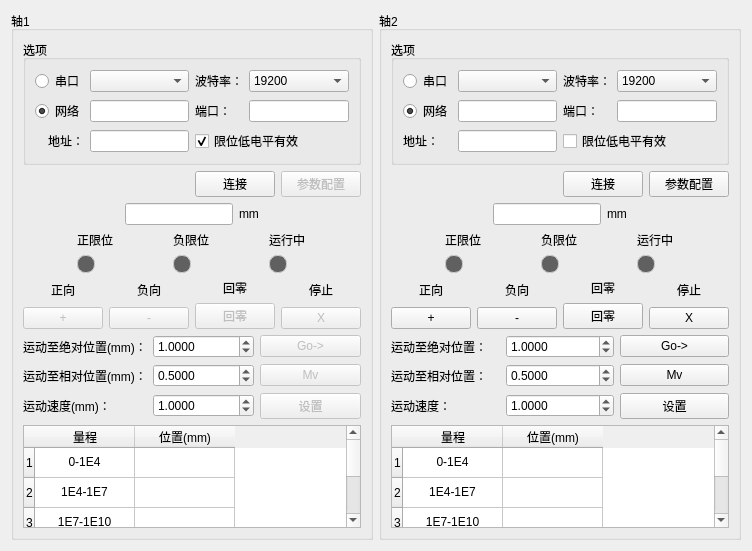
Above: controlwidget.ui from MrXiaomao/Cu_Activation before the change. Below: the same form after it.
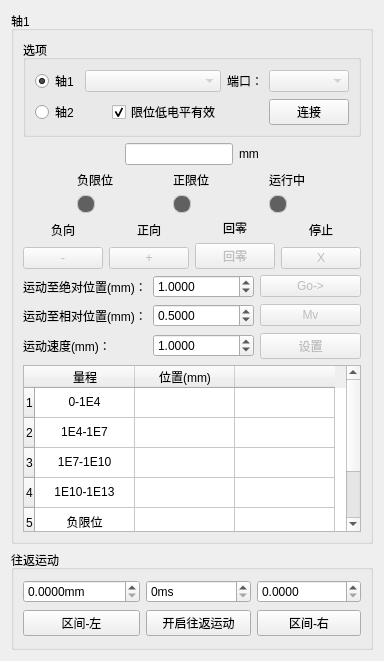
That is the form after the change.

The edit to the form file:
```diff
--- a/controlwidget.ui
+++ b/controlwidget.ui
@@ -6,21 +6,21 @@
    <rect>
     <x>0</x>
     <y>0</y>
-    <width>720</width>
-    <height>551</height>
+    <width>366</width>
+    <height>661</height>
    </rect>
   </property>
   <property name="windowTitle">
    <string>位移平台</string>
   </property>
-  <layout class="QHBoxLayout" name="horizontalLayout_7">
+  <layout class="QVBoxLayout" name="verticalLayout_5">
    <item>
     <widget class="QGroupBox" name="groupBox">
      <property name="title">
       <string>轴1</string>
      </property>
      <layout class="QGridLayout" name="gridLayout_3">
-      <item row="2" column="0" colspan="3">
+      <item row="1" column="0" colspan="3">
        <layout class="QHBoxLayout" name="horizontalLayout_2">
         <item>
          <spacer name="horizontalSpacer_2">
@@ -67,48 +67,14 @@
         </item>
        </layout>
       </item>
-      <item row="1" column="0" colspan="3">
-       <layout class="QHBoxLayout" name="horizontalLayout_3">
-        <item>
-         <spacer name="horizontalSpacer">
-          <property name="orientation">
-           <enum>Qt::Horizontal</enum>
-          </property>
-          <property name="sizeHint" stdset="0">
-           <size>
-            <width>208</width>
-            <height>20</height>
-           </size>
-          </property>
-         </spacer>
-        </item>
-        <item>
-         <widget class="QPushButton" name="pushButton_connect">
-          <property name="text">
-           <string>连接</string>
-          </property>
-         </widget>
-        </item>
-        <item>
-         <widget class="QPushButton" name="pushButton_setup">
-          <property name="enabled">
-           <bool>false</bool>
-          </property>
-          <property name="text">
-           <string>参数配置</string>
-          </property>
-         </widget>
-        </item>
-       </layout>
-      </item>
-      <item row="10" column="0">
+      <item row="9" column="0">
        <widget class="QLabel" name="label_15">
         <property name="text">
          <string>运动速度(mm)：</string>
         </property>
        </widget>
       </item>
-      <item row="6" column="1">
+      <item row="5" column="1">
        <widget class="QDoubleSpinBox" name="doubleSpinBox_absolute_position">
         <property name="decimals">
          <number>4</number>
@@ -124,7 +90,7 @@
         </property>
        </widget>
       </item>
-      <item row="10" column="2">
+      <item row="9" column="2">
        <widget class="QPushButton" name="pushButton_speed">
         <property name="enabled">
          <bool>false</bool>
@@ -134,14 +100,14 @@
         </property>
        </widget>
       </item>
-      <item row="8" column="0">
+      <item row="7" column="0">
        <widget class="QLabel" name="label_14">
         <property name="text">
          <string>运动至相对位置(mm)：</string>
         </property>
        </widget>
       </item>
-      <item row="11" column="0" colspan="3">
+      <item row="10" column="0" colspan="3">
        <widget class="QTableWidget" name="tableWidget_position">
         <row>
          <property name="text">
@@ -163,6 +129,16 @@
           <string>4</string>
          </property>
         </row>
+        <row>
+         <property name="text">
+          <string>5</string>
+         </property>
+        </row>
+        <row>
+         <property name="text">
+          <string>6</string>
+         </property>
+        </row>
         <column>
          <property name="text">
           <string>量程</string>
@@ -173,6 +149,11 @@
           <string>位置(mm)</string>
          </property>
         </column>
+        <column>
+         <property name="text">
+          <string/>
+         </property>
+        </column>
         <item row="0" column="0">
          <property name="text">
           <string>0-1E4</string>
@@ -182,6 +163,9 @@
          </property>
         </item>
         <item row="0" column="1">
+         <property name="text">
+          <string/>
+         </property>
          <property name="textAlignment">
           <set>AlignCenter</set>
          </property>
@@ -195,6 +179,9 @@
          </property>
         </item>
         <item row="1" column="1">
+         <property name="text">
+          <string/>
+         </property>
          <property name="textAlignment">
           <set>AlignCenter</set>
          </property>
@@ -208,54 +195,68 @@
          </property>
         </item>
         <item row="2" column="1">
+         <property name="text">
+          <string/>
+         </property>
          <property name="textAlignment">
           <set>AlignCenter</set>
          </property>
         </item>
         <item row="3" column="0">
          <property name="text">
-          <string>1E10-1E14</string>
+          <string>1E10-1E13</string>
          </property>
          <property name="textAlignment">
           <set>AlignCenter</set>
          </property>
         </item>
         <item row="3" column="1">
+         <property name="text">
+          <string/>
+         </property>
+         <property name="textAlignment">
+          <set>AlignCenter</set>
+         </property>
+        </item>
+        <item row="4" column="0">
+         <property name="text">
+          <string>负限位</string>
+         </property>
+         <property name="textAlignment">
+          <set>AlignCenter</set>
+         </property>
+        </item>
+        <item row="4" column="1">
+         <property name="text">
+          <string/>
+         </property>
+         <property name="textAlignment">
+          <set>AlignCenter</set>
+         </property>
+        </item>
+        <item row="5" column="0">
+         <property name="text">
+          <string>正限位</string>
+         </property>
+         <property name="textAlignment">
+          <set>AlignCenter</set>
+         </property>
+        </item>
+        <item row="5" column="1">
+         <property name="text">
+          <string/>
+         </property>
          <property name="textAlignment">
           <set>AlignCenter</set>
          </property>
         </item>
        </widget>
       </item>
-      <item row="4" column="0" colspan="3">
+      <item row="3" column="0" colspan="3">
        <layout class="QHBoxLayout" name="horizontalLayout">
         <item>
          <layout class="QVBoxLayout" name="verticalLayout_4">
           <item>
-           <widget class="QLabel" name="label_10">
-            <property name="text">
-             <string>正向</string>
-            </property>
-            <property name="alignment">
-             <set>Qt::AlignCenter</set>
-            </property>
-           </widget>
-          </item>
-          <item>
-           <widget class="QPushButton" name="pushButton_forward">
-            <property name="enabled">
-             <bool>false</bool>
-            </property>
-            <property name="text">
-             <string>+</string>
-            </property>
-           </widget>
-          </item>
-         </layout>
-        </item>
-        <item>
-         <layout class="QVBoxLayout" name="verticalLayout_3">
-          <item>
            <widget class="QLabel" name="label_11">
             <property name="text">
              <string>负向</string>
@@ -277,6 +278,30 @@
           </item>
          </layout>
         </item>
+        <item>
+         <layout class="QVBoxLayout" name="verticalLayout_3">
+          <item>
+           <widget class="QLabel" name="label_10">
+            <property name="text">
+             <string>正向</string>
+            </property>
+            <property name="alignment">
+             <set>Qt::AlignCenter</set>
+            </property>
+           </widget>
+          </item>
+          <item>
+           <widget class="QPushButton" name="pushButton_forward">
+            <property name="enabled">
+             <bool>false</bool>
+            </property>
+            <property name="text">
+             <string>+</string>
+            </property>
+           </widget>
+          </item>
+         </layout>
+        </item>
         <item>
          <layout class="QVBoxLayout" name="verticalLayout_2">
           <item>
@@ -327,7 +352,7 @@
         </item>
        </layout>
       </item>
-      <item row="6" column="0">
+      <item row="5" column="0">
        <widget class="QLabel" name="label_13">
         <property name="text">
          <string>运动至绝对位置(mm)：</string>
@@ -340,122 +365,38 @@
          <string>选项</string>
         </property>
         <layout class="QGridLayout" name="gridLayout">
-         <item row="0" column="4">
-          <widget class="QComboBox" name="comboBox_baudrate">
-           <property name="currentIndex">
-            <number>5</number>
+         <item row="0" column="0">
+          <widget class="QRadioButton" name="radioButton_01">
+           <property name="text">
+            <string>轴1</string>
            </property>
-           <item>
-            <property name="text">
-             <string>1200</string>
-            </property>
-           </item>
-           <item>
-            <property name="text">
-             <string>2400</string>
-            </property>
-           </item>
-           <item>
-            <property name="text">
-             <string>4800</string>
-            </property>
-           </item>
-           <item>
-            <property name="text">
-             <string>9600</string>
-            </property>
-           </item>
-           <item>
-            <property name="text">
-             <string>14400</string>
-            </property>
-           </item>
-           <item>
-            <property name="text">
-             <string>19200</string>
-            </property>
-           </item>
-           <item>
-            <property name="text">
-             <string>25600</string>
-            </property>
-           </item>
-           <item>
-            <property name="text">
-             <string>38400</string>
-            </property>
-           </item>
-           <item>
-            <property name="text">
-             <string>56000</string>
-            </property>
-           </item>
-           <item>
-            <property name="text">
-             <string>57600</string>
-            </property>
-           </item>
-           <item>
-            <property name="text">
-             <string>115200</string>
-            </property>
-           </item>
+           <property name="checked">
+            <bool>true</bool>
+           </property>
           </widget>
          </item>
-         <item row="1" column="3">
+         <item row="0" column="3">
           <widget class="QLabel" name="label_2">
            <property name="text">
             <string>端口：</string>
            </property>
           </widget>
          </item>
-         <item row="1" column="4">
-          <widget class="QLineEdit" name="lineEdit_port"/>
-         </item>
-         <item row="1" column="2">
-          <widget class="QLineEdit" name="lineEdit_ip"/>
-         </item>
-         <item row="0" column="3">
-          <widget class="QLabel" name="label">
-           <property name="text">
-            <string>波特率：</string>
+         <item row="0" column="1" colspan="2">
+          <widget class="QComboBox" name="comboBox_ip">
+           <property name="enabled">
+            <bool>false</bool>
            </property>
           </widget>
          </item>
-         <item row="0" column="0">
-          <widget class="QRadioButton" name="radioButton_com">
+         <item row="2" column="4">
+          <widget class="QPushButton" name="pushButton_connect">
            <property name="text">
-            <string>串口</string>
+            <string>连接</string>
            </property>
           </widget>
          </item>
-         <item row="1" column="0">
-          <widget class="QRadioButton" name="radioButton_net">
-           <property name="text">
-            <string>网络</string>
-           </property>
-           <property name="checked">
-            <bool>true</bool>
-           </property>
-          </widget>
-         </item>
-         <item row="0" column="2">
-          <widget class="QComboBox" name="comboBox_com"/>
-         </item>
          <item row="2" column="2">
-          <widget class="QLineEdit" name="lineEdit_address"/>
-         </item>
-         <item row="2" column="0">
-          <widget class="QLabel" name="label_4">
-           <property name="text">
-            <string>地址：</string>
-           </property>
-           <property name="alignment">
-            <set>Qt::AlignRight|Qt::AlignTrailing|Qt::AlignVCenter</set>
-           </property>
-          </widget>
-         </item>
-         <item row="2" column="3" colspan="2">
           <widget class="QCheckBox" name="checkBox_limit">
            <property name="text">
             <string>限位低电平有效</string>
@@ -465,10 +406,24 @@
            </property>
           </widget>
          </item>
+         <item row="0" column="4">
+          <widget class="QComboBox" name="comboBox_port">
+           <property name="enabled">
+            <bool>false</bool>
+           </property>
+          </widget>
+         </item>
+         <item row="2" column="0">
+          <widget class="QRadioButton" name="radioButton_02">
+           <property name="text">
+            <string>轴2</string>
+           </property>
+          </widget>
+         </item>
         </layout>
        </widget>
       </item>
-      <item row="6" column="2">
+      <item row="5" column="2">
        <widget class="QPushButton" name="pushButton_absolute_position">
         <property name="enabled">
          <bool>false</bool>
@@ -478,29 +433,9 @@
         </property>
        </widget>
       </item>
-      <item row="3" column="0" colspan="3">
+      <item row="2" column="0" colspan="3">
        <layout class="QGridLayout" name="gridLayout_2">
-        <item row="0" column="0">
-         <widget class="QLabel" name="label_3">
-          <property name="text">
-           <string>正限位</string>
-          </property>
-          <property name="alignment">
-           <set>Qt::AlignCenter</set>
-          </property>
-         </widget>
-        </item>
-        <item row="0" column="1">
-         <widget class="QLabel" name="label_5">
-          <property name="text">
-           <string>负限位</string>
-          </property>
-          <property name="alignment">
-           <set>Qt::AlignCenter</set>
-          </property>
-         </widget>
-        </item>
-        <item row="0" column="2">
+        <item row="0" column="3">
          <widget class="QLabel" name="label_7">
           <property name="text">
            <string>运行中</string>
@@ -510,45 +445,7 @@
           </property>
          </widget>
         </item>
-        <item row="1" column="0">
-         <widget class="QLabel" name="label_positive">
-          <property name="styleSheet">
-           <string notr="true">min-width:16px;
-min-height:16px;
-max-width:16px;
-max-height:16px;
-border-radius: 8px;
-border:1px solid rgb(200, 200, 200);
-background-color: rgb(96, 96, 96);</string>
-          </property>
-          <property name="text">
-           <string/>
-          </property>
-          <property name="alignment">
-           <set>Qt::AlignCenter</set>
-          </property>
-         </widget>
-        </item>
-        <item row="1" column="1">
-         <widget class="QLabel" name="label_negative">
-          <property name="styleSheet">
-           <string notr="true">min-width:16px;
-min-height:16px;
-max-width:16px;
-max-height:16px;
-border-radius: 8px;
-border:1px solid rgb(200, 200, 200);
-background-color: rgb(96, 96, 96);</string>
-          </property>
-          <property name="text">
-           <string/>
-          </property>
-          <property name="alignment">
-           <set>Qt::AlignCenter</set>
-          </property>
-         </widget>
-        </item>
-        <item row="1" column="2">
+        <item row="1" column="3">
          <widget class="QLabel" name="label_running">
           <property name="styleSheet">
            <string notr="true">min-width:16px;
@@ -567,9 +464,67 @@
           </property>
          </widget>
         </item>
+        <item row="1" column="1">
+         <widget class="QLabel" name="label_negative">
+          <property name="styleSheet">
+           <string notr="true">min-width:16px;
+min-height:16px;
+max-width:16px;
+max-height:16px;
+border-radius: 8px;
+border:1px solid rgb(200, 200, 200);
+background-color: rgb(96, 96, 96);</string>
+          </property>
+          <property name="text">
+           <string/>
+          </property>
+          <property name="alignment">
+           <set>Qt::AlignCenter</set>
+          </property>
+         </widget>
+        </item>
+        <item row="1" column="2">
+         <widget class="QLabel" name="label_positive">
+          <property name="styleSheet">
+           <string notr="true">min-width:16px;
+min-height:16px;
+max-width:16px;
+max-height:16px;
+border-radius: 8px;
+border:1px solid rgb(200, 200, 200);
+background-color: rgb(96, 96, 96);</string>
+          </property>
+          <property name="text">
+           <string/>
+          </property>
+          <property name="alignment">
+           <set>Qt::AlignCenter</set>
+          </property>
+         </widget>
+        </item>
+        <item row="0" column="1">
+         <widget class="QLabel" name="label_5">
+          <property name="text">
+           <string>负限位</string>
+          </property>
+          <property name="alignment">
+           <set>Qt::AlignCenter</set>
+          </property>
+         </widget>
+        </item>
+        <item row="0" column="2">
+         <widget class="QLabel" name="label_3">
+          <property name="text">
+           <string>正限位</string>
+          </property>
+          <property name="alignment">
+           <set>Qt::AlignCenter</set>
+          </property>
+         </widget>
+        </item>
        </layout>
       </item>
-      <item row="8" column="2">
+      <item row="7" column="2">
        <widget class="QPushButton" name="pushButton_relative_position">
         <property name="enabled">
          <bool>false</bool>
@@ -579,7 +534,7 @@
         </property>
        </widget>
       </item>
-      <item row="8" column="1">
+      <item row="7" column="1">
        <widget class="QDoubleSpinBox" name="doubleSpinBox_relative_position">
         <property name="decimals">
          <number>4</number>
@@ -595,7 +550,7 @@
         </property>
        </widget>
       </item>
-      <item row="10" column="1">
+      <item row="9" column="1">
        <widget class="QDoubleSpinBox" name="doubleSpinBox_speed">
         <property name="decimals">
          <number>4</number>
@@ -613,571 +568,73 @@
    </item>
    <item>
     <widget class="QGroupBox" name="groupBox_3">
+     <property name="minimumSize">
+      <size>
+       <width>0</width>
+       <height>100</height>
+      </size>
+     </property>
      <property name="title">
-      <string>轴2</string>
+      <string>往返运动</string>
      </property>
      <layout class="QGridLayout" name="gridLayout_4">
-      <item row="1" column="0" colspan="3">
-       <layout class="QHBoxLayout" name="horizontalLayout_4">
-        <item>
-         <spacer name="horizontalSpacer_4">
-          <property name="orientation">
-           <enum>Qt::Horizontal</enum>
-          </property>
-          <property name="sizeHint" stdset="0">
-           <size>
-            <width>208</width>
-            <height>20</height>
-           </size>
-          </property>
-         </spacer>
-        </item>
-        <item>
-         <widget class="QPushButton" name="pushButton_connect_2">
-          <property name="text">
-           <string>连接</string>
-          </property>
-         </widget>
-        </item>
-        <item>
-         <widget class="QPushButton" name="pushButton_setup_2">
-          <property name="text">
-           <string>参数配置</string>
-          </property>
-         </widget>
-        </item>
-       </layout>
-      </item>
-      <item row="3" column="0" colspan="3">
-       <layout class="QGridLayout" name="gridLayout_6">
-        <item row="0" column="0">
-         <widget class="QLabel" name="label_18">
-          <property name="text">
-           <string>正限位</string>
-          </property>
-          <property name="alignment">
-           <set>Qt::AlignCenter</set>
-          </property>
-         </widget>
-        </item>
-        <item row="0" column="1">
-         <widget class="QLabel" name="label_19">
-          <property name="text">
-           <string>负限位</string>
-          </property>
-          <property name="alignment">
-           <set>Qt::AlignCenter</set>
-          </property>
-         </widget>
-        </item>
-        <item row="0" column="2">
-         <widget class="QLabel" name="label_20">
-          <property name="text">
-           <string>运行中</string>
-          </property>
-          <property name="alignment">
-           <set>Qt::AlignCenter</set>
-          </property>
-         </widget>
-        </item>
-        <item row="1" column="0">
-         <widget class="QLabel" name="label_positive_2">
-          <property name="styleSheet">
-           <string notr="true">min-width:16px;
-min-height:16px;
-max-width:16px;
-max-height:16px;
-border-radius: 8px;
-border:1px solid rgb(200, 200, 200);
-background-color: rgb(96, 96, 96);</string>
-          </property>
-          <property name="text">
-           <string/>
-          </property>
-          <property name="alignment">
-           <set>Qt::AlignCenter</set>
-          </property>
-         </widget>
-        </item>
-        <item row="1" column="1">
-         <widget class="QLabel" name="label_negative_2">
-          <property name="styleSheet">
-           <string notr="true">min-width:16px;
-min-height:16px;
-max-width:16px;
-max-height:16px;
-border-radius: 8px;
-border:1px solid rgb(200, 200, 200);
-background-color: rgb(96, 96, 96);</string>
-          </property>
-          <property name="text">
-           <string/>
-          </property>
-          <property name="alignment">
-           <set>Qt::AlignCenter</set>
-          </property>
-         </widget>
-        </item>
-        <item row="1" column="2">
-         <widget class="QLabel" name="label_running_2">
-          <property name="minimumSize">
-           <size>
-            <width>18</width>
-            <height>18</height>
-           </size>
-          </property>
-          <property name="styleSheet">
-           <string notr="true">min-width:16px;
-min-height:16px;
-max-width:16px;
-max-height:16px;
-border-radius: 8px;
-border:1px solid rgb(200, 200, 200);
-background-color: rgb(96, 96, 96);</string>
-          </property>
-          <property name="text">
-           <string/>
-          </property>
-          <property name="alignment">
-           <set>Qt::AlignCenter</set>
-          </property>
-         </widget>
-        </item>
-       </layout>
-      </item>
-      <item row="4" column="0" colspan="3">
-       <layout class="QHBoxLayout" name="horizontalLayout_6">
-        <item>
-         <layout class="QVBoxLayout" name="verticalLayout_5">
-          <item>
-           <widget class="QLabel" name="label_24">
-            <property name="text">
-             <string>正向</string>
-            </property>
-            <property name="alignment">
-             <set>Qt::AlignCenter</set>
-            </property>
-           </widget>
-          </item>
-          <item>
-           <widget class="QPushButton" name="pushButton_forward_2">
-            <property name="text">
-             <string>+</string>
-            </property>
-           </widget>
-          </item>
-         </layout>
-        </item>
-        <item>
-         <layout class="QVBoxLayout" name="verticalLayout_6">
-          <item>
-           <widget class="QLabel" name="label_25">
-            <property name="text">
-             <string>负向</string>
-            </property>
-            <property name="alignment">
-             <set>Qt::AlignCenter</set>
-            </property>
-           </widget>
-          </item>
-          <item>
-           <widget class="QPushButton" name="pushButton_backward_2">
-            <property name="text">
-             <string>-</string>
-            </property>
-           </widget>
-          </item>
-         </layout>
-        </item>
-        <item>
-         <layout class="QVBoxLayout" name="verticalLayout_7">
-          <item>
-           <widget class="QLabel" name="label_26">
-            <property name="text">
-             <string>回零</string>
-            </property>
-            <property name="alignment">
-             <set>Qt::AlignCenter</set>
-            </property>
-           </widget>
-          </item>
-          <item>
-           <widget class="QPushButton" name="pushButton_zero_2">
-            <property name="text">
-             <string>回零</string>
-            </property>
-           </widget>
-          </item>
-         </layout>
-        </item>
-        <item>
-         <layout class="QVBoxLayout" name="verticalLayout_8">
-          <item>
-           <widget class="QLabel" name="label_27">
-            <property name="text">
-             <string>停止</string>
-            </property>
-            <property name="alignment">
-             <set>Qt::AlignCenter</set>
-            </property>
-           </widget>
-          </item>
-          <item>
-           <widget class="QPushButton" name="pushButton_stop_2">
-            <property name="text">
-             <string>X</string>
-            </property>
-           </widget>
-          </item>
-         </layout>
-        </item>
-       </layout>
-      </item>
-      <item row="8" column="0" colspan="3">
-       <widget class="QTableWidget" name="tableWidget_position_2">
-        <row>
-         <property name="text">
-          <string>1</string>
-         </property>
-        </row>
-        <row>
-         <property name="text">
-          <string>2</string>
-         </property>
-        </row>
-        <row>
-         <property name="text">
-          <string>3</string>
-         </property>
-        </row>
-        <row>
-         <property name="text">
-          <string>4</string>
-         </property>
-        </row>
-        <column>
-         <property name="text">
-          <string>量程</string>
-         </property>
-        </column>
-        <column>
-         <property name="text">
-          <string>位置(mm)</string>
-         </property>
-        </column>
-        <item row="0" column="0">
-         <property name="text">
-          <string>0-1E4</string>
-         </property>
-         <property name="textAlignment">
-          <set>AlignCenter</set>
-         </property>
-        </item>
-        <item row="0" column="1">
-         <property name="textAlignment">
-          <set>AlignCenter</set>
-         </property>
-        </item>
-        <item row="1" column="0">
-         <property name="text">
-          <string>1E4-1E7</string>
-         </property>
-         <property name="textAlignment">
-          <set>AlignCenter</set>
-         </property>
-        </item>
-        <item row="1" column="1">
-         <property name="textAlignment">
-          <set>AlignCenter</set>
-         </property>
-        </item>
-        <item row="2" column="0">
-         <property name="text">
-          <string>1E7-1E10</string>
-         </property>
-         <property name="textAlignment">
-          <set>AlignCenter</set>
-         </property>
-        </item>
-        <item row="2" column="1">
-         <property name="textAlignment">
-          <set>AlignCenter</set>
-         </property>
-        </item>
-        <item row="3" column="0">
-         <property name="text">
-          <string>1E10-1E14</string>
-         </property>
-         <property name="textAlignment">
-          <set>AlignCenter</set>
-         </property>
-        </item>
-        <item row="3" column="1">
-         <property name="textAlignment">
-          <set>AlignCenter</set>
-         </property>
-        </item>
-       </widget>
-      </item>
-      <item row="0" column="0" colspan="3">
-       <widget class="QGroupBox" name="groupBox_4">
-        <property name="title">
-         <string>选项</string>
+      <item row="0" column="0">
+       <widget class="QDoubleSpinBox" name="doubleSpinBox_lower">
+        <property name="suffix">
+         <string>mm</string>
         </property>
-        <layout class="QGridLayout" name="gridLayout_5">
-         <item row="1" column="2">
-          <widget class="QLabel" name="label_17">
-           <property name="text">
-            <string>端口：</string>
-           </property>
-          </widget>
-         </item>
-         <item row="1" column="0">
-          <widget class="QRadioButton" name="radioButton_net_2">
-           <property name="text">
-            <string>网络</string>
-           </property>
-           <property name="checked">
-            <bool>true</bool>
-           </property>
-          </widget>
-         </item>
-         <item row="1" column="3">
-          <widget class="QLineEdit" name="lineEdit_port_2"/>
-         </item>
-         <item row="0" column="2">
-          <widget class="QLabel" name="label_16">
-           <property name="text">
-            <string>波特率：</string>
-           </property>
-          </widget>
-         </item>
-         <item row="1" column="1">
-          <widget class="QLineEdit" name="lineEdit_ip_2"/>
-         </item>
-         <item row="0" column="0">
-          <widget class="QRadioButton" name="radioButton_com_2">
-           <property name="text">
-            <string>串口</string>
-           </property>
-          </widget>
-         </item>
-         <item row="0" column="3">
-          <widget class="QComboBox" name="comboBox_baudrate_2">
-           <property name="currentIndex">
-            <number>5</number>
-           </property>
-           <item>
-            <property name="text">
-             <string>1200</string>
-            </property>
-           </item>
-           <item>
-            <property name="text">
-             <string>2400</string>
-            </property>
-           </item>
-           <item>
-            <property name="text">
-             <string>4800</string>
-            </property>
-           </item>
-           <item>
-            <property name="text">
-             <string>9600</string>
-            </property>
-           </item>
-           <item>
-            <property name="text">
-             <string>14400</string>
-            </property>
-           </item>
-           <item>
-            <property name="text">
-             <string>19200</string>
-            </property>
-           </item>
-           <item>
-            <property name="text">
-             <string>25600</string>
-            </property>
-           </item>
-           <item>
-            <property name="text">
-             <string>38400</string>
-            </property>
-           </item>
-           <item>
-            <property name="text">
-             <string>56000</string>
-            </property>
-           </item>
-           <item>
-            <property name="text">
-             <string>57600</string>
-            </property>
-           </item>
-           <item>
-            <property name="text">
-             <string>115200</string>
-            </property>
-           </item>
-          </widget>
-         </item>
-         <item row="0" column="1">
-          <widget class="QComboBox" name="comboBox_com_2"/>
-         </item>
-         <item row="2" column="0">
-          <widget class="QLabel" name="label_6">
-           <property name="text">
-            <string>地址：</string>
-           </property>
-          </widget>
-         </item>
-         <item row="2" column="1">
-          <widget class="QLineEdit" name="lineEdit_address_2"/>
-         </item>
-         <item row="2" column="2" colspan="2">
-          <widget class="QCheckBox" name="checkBox_limit_2">
-           <property name="text">
-            <string>限位低电平有效</string>
-           </property>
-          </widget>
-         </item>
-        </layout>
-       </widget>
-      </item>
-      <item row="2" column="0" colspan="3">
-       <layout class="QHBoxLayout" name="horizontalLayout_5">
-        <item>
-         <spacer name="horizontalSpacer_5">
-          <property name="orientation">
-           <enum>Qt::Horizontal</enum>
-          </property>
-          <property name="sizeHint" stdset="0">
-           <size>
-            <width>40</width>
-            <height>20</height>
-           </size>
-          </property>
-         </spacer>
-        </item>
-        <item>
-         <widget class="QLineEdit" name="lineEdit_position_2">
-          <property name="alignment">
-           <set>Qt::AlignCenter</set>
-          </property>
-          <property name="readOnly">
-           <bool>true</bool>
-          </property>
-         </widget>
-        </item>
-        <item>
-         <widget class="QLabel" name="label_21">
-          <property name="text">
-           <string>mm</string>
-          </property>
-         </widget>
-        </item>
-        <item>
-         <spacer name="horizontalSpacer_6">
-          <property name="orientation">
-           <enum>Qt::Horizontal</enum>
-          </property>
-          <property name="sizeHint" stdset="0">
-           <size>
-            <width>40</width>
-            <height>20</height>
-           </size>
-          </property>
-         </spacer>
-        </item>
-       </layout>
-      </item>
-      <item row="5" column="0">
-       <widget class="QLabel" name="label_28">
-        <property name="text">
-         <string>运动至绝对位置：</string>
-        </property>
-       </widget>
-      </item>
-      <item row="5" column="2">
-       <widget class="QPushButton" name="pushButton_absolute_position_2">
-        <property name="text">
-         <string>Go-&gt;</string>
-        </property>
-       </widget>
-      </item>
-      <item row="6" column="1">
-       <widget class="QDoubleSpinBox" name="doubleSpinBox_relative_position_2">
         <property name="decimals">
          <number>4</number>
         </property>
         <property name="maximum">
-         <double>999.990000000000009</double>
+         <double>999999.989999999990687</double>
         </property>
-        <property name="singleStep">
-         <double>0.010000000000000</double>
-        </property>
-        <property name="value">
-         <double>0.500000000000000</double>
-        </property>
        </widget>
       </item>
-      <item row="5" column="1">
-       <widget class="QDoubleSpinBox" name="doubleSpinBox_absolute_position_2">
-        <property name="decimals">
-         <number>4</number>
+      <item row="1" column="0">
+       <widget class="QPushButton" name="pushButton">
+        <property name="text">
+         <string>区间-左</string>
         </property>
-        <property name="maximum">
-         <double>999.990000000000009</double>
-        </property>
-        <property name="singleStep">
-         <double>0.010000000000000</double>
-        </property>
-        <property name="value">
-         <double>1.000000000000000</double>
-        </property>
        </widget>
       </item>
-      <item row="6" column="2">
-       <widget class="QPushButton" name="pushButton_relative_position_2">
+      <item row="1" column="1">
+       <widget class="QPushButton" name="pushButton_start">
         <property name="text">
-         <string>Mv</string>
+         <string>开启往返运动</string>
         </property>
        </widget>
       </item>
-      <item row="7" column="0">
-       <widget class="QLabel" name="label_30">
+      <item row="1" column="2">
+       <widget class="QPushButton" name="pushButton_2">
         <property name="text">
-         <string>运动速度：</string>
+         <string>区间-右</string>
         </property>
        </widget>
       </item>
-      <item row="7" column="1">
-       <widget class="QDoubleSpinBox" name="doubleSpinBox_speed_2">
-        <property name="decimals">
-         <number>4</number>
+      <item row="0" column="1">
+       <widget class="QSpinBox" name="spinBox_delay">
+        <property name="toolTip">
+         <string>到达限位停留时间</string>
         </property>
-        <property name="singleStep">
-         <double>0.010000000000000</double>
+        <property name="suffix">
+         <string>ms</string>
         </property>
-        <property name="value">
-         <double>1.000000000000000</double>
+        <property name="prefix">
+         <string/>
         </property>
-       </widget>
-      </item>
-      <item row="6" column="0">
-       <widget class="QLabel" name="label_29">
-        <property name="text">
-         <string>运动至相对位置：</string>
+        <property name="maximum">
+         <number>1000000</number>
         </property>
        </widget>
       </item>
-      <item row="7" column="2">
-       <widget class="QPushButton" name="pushButton_speed_2">
-        <property name="text">
-         <string>设置</string>
+      <item row="0" column="2">
+       <widget class="QDoubleSpinBox" name="doubleSpinBox_upper">
+        <property name="decimals">
+         <number>4</number>
+        </property>
+        <property name="maximum">
+         <double>999999.989999999990687</double>
         </property>
        </widget>
       </item>
```
